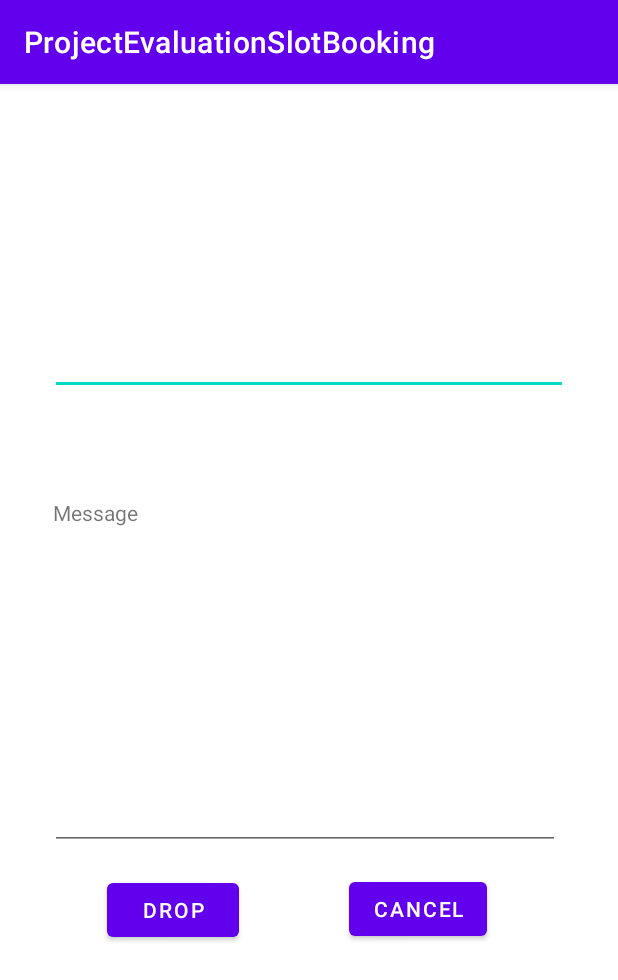
After one commit to razarehan/ProjectEvaluationSlotBooking, an Android app: the MessageComposeActivity screen opened directly, with no data from a screen before it, on a phone screen of 412 x 824 dp. The commit adds this screen. Shown: the top 980 px of the screen. Run offline under Robolectric (Android 15) with nearby library versions, the phone set to English and light mode, and no system bars.

Commit message:
Add msg compose

```diff
--- /dev/null
+++ b/app/src/main/java/com/team9/projectevaluationslotbooking/MessageComposeActivity.java
@@ -0,0 +1,62 @@
+package com.team9.projectevaluationslotbooking;
+
+import androidx.appcompat.app.AppCompatActivity;
+
+import android.content.Intent;
+import android.os.Bundle;
+import android.view.View;
+import android.widget.Button;
+import android.widget.EditText;
+import android.widget.Toast;
+
+public class MessageComposeActivity extends AppCompatActivity {
+
+    Button btnSend, btnCancel;
+    EditText etTO, etMSG;
+    @Override
+    protected void onCreate(Bundle savedInstanceState) {
+        super.onCreate(savedInstanceState);
+        setContentView(R.layout.activity_message_compose);
+
+        DBHandler db = new DBHandler(this);
+        btnSend = (Button)findViewById(R.id.button);
+        btnCancel = (Button)findViewById(R.id.button2);
+        etTO = (EditText)findViewById(R.id.editTextTextEmailAddress2);
+        etMSG = (EditText)findViewById(R.id.editTextTextMultiLine);;
+
+        btnSend.setOnClickListener(new View.OnClickListener() {
+            @Override
+            public void onClick(View v) {
+
+                SessionManagement sessionManagement = new SessionManagement(MessageComposeActivity.this);
+                String sender = sessionManagement.getSession();
+                String receiver = etTO.getText().toString().toLowerCase();
+                String message = etMSG.getText().toString();
+                if(!db.checkUsername(receiver)) {
+                    Toast.makeText(MessageComposeActivity.this, "Invalid email Address", Toast.LENGTH_SHORT).show();
+                    return;
+                }
+                if(receiver.equals("") || message.equals("")) {
+                    Toast.makeText(MessageComposeActivity.this, "Fill all the fields", Toast.LENGTH_SHORT).show();
+                    return;
+                }
+                if(db.sendMessage(sender, receiver, message)) {
+                    Toast.makeText(MessageComposeActivity.this, "Message send successfully", Toast.LENGTH_SHORT).show();
+                    Intent intent = new Intent(getApplicationContext(), MessageActivity.class);
+                    startActivity(intent);
+                }
+                else {
+                    Toast.makeText(MessageComposeActivity.this, "Sending Failed", Toast.LENGTH_SHORT).show();
+                }
+            }
+        });
+
+        btnCancel.setOnClickListener(new View.OnClickListener() {
+            @Override
+            public void onClick(View v) {
+                Intent intent = new Intent(getApplicationContext(), MessageActivity.class);
+                startActivity(intent);
+            }
+        });
+    }
+}
--- a/app/src/main/java/com/team9/projectevaluationslotbooking/RegistrationActivity.java
+++ b/app/src/main/java/com/team9/projectevaluationslotbooking/RegistrationActivity.java
@@ -8,6 +8,7 @@ import android.view.View;
 import android.widget.Button;
 import android.widget.EditText;
 import android.widget.RadioButton;
+import android.widget.Spinner;
 import android.widget.Toast;
 
 public class RegistrationActivity extends AppCompatActivity {
--- /dev/null
+++ b/app/src/main/res/layout/activity_message_compose.xml
@@ -0,0 +1,94 @@
+<?xml version="1.0" encoding="utf-8"?>
+<androidx.constraintlayout.widget.ConstraintLayout xmlns:android="http://schemas.android.com/apk/res/android"
+    xmlns:app="http://schemas.android.com/apk/res-auto"
+    xmlns:tools="http://schemas.android.com/tools"
+    android:layout_width="match_parent"
+    android:layout_height="match_parent"
+    tools:context=".MessageComposeActivity">
+
+    <EditText
+        android:id="@+id/editTextTextEmailAddress2"
+        android:layout_width="345dp"
+        android:layout_height="49dp"
+        android:layout_marginStart="30dp"
+        android:layout_marginLeft="30dp"
+        android:layout_marginTop="200dp"
+        android:layout_marginEnd="30dp"
+        android:layout_marginRight="30dp"
+        android:layout_marginBottom="89dp"
+        android:ems="10"
+        android:inputType="textEmailAddress"
+        app:layout_constraintBottom_toTopOf="@+id/editTextTextMultiLine"
+        app:layout_constraintEnd_toEndOf="parent"
+        app:layout_constraintStart_toStartOf="parent"
+        app:layout_constraintTop_toTopOf="parent" />
+
+    <EditText
+        android:id="@+id/editTextTextMultiLine"
+        android:layout_width="340dp"
+        android:layout_height="214dp"
+        android:layout_marginStart="1dp"
+        android:layout_marginLeft="30dp"
+        android:layout_marginEnd="1dp"
+        android:layout_marginRight="30dp"
+        android:layout_marginBottom="300dp"
+        android:ems="10"
+        android:gravity="start|top"
+        android:inputType="textMultiLine"
+        app:layout_constraintBottom_toBottomOf="parent"
+        app:layout_constraintEnd_toEndOf="parent"
+        app:layout_constraintHorizontal_bias="0.463"
+        app:layout_constraintStart_toStartOf="parent"
+        app:layout_constraintTop_toBottomOf="@+id/editTextTextEmailAddress2" />
+
+    <TextView
+        android:id="@+id/textView3"
+        android:layout_width="wrap_content"
+        android:layout_height="wrap_content"
+        android:layout_marginStart="33dp"
+        android:layout_marginLeft="33dp"
+        android:layout_marginEnd="500dp"
+        android:layout_marginRight="500dp"
+        android:text="To :"
+        app:layout_constraintBottom_toTopOf="@+id/editTextTextEmailAddress2"
+        app:layout_constraintEnd_toEndOf="parent"
+        app:layout_constraintHorizontal_bias="0.0"
+        app:layout_constraintStart_toStartOf="parent"
+        app:layout_constraintTop_toTopOf="parent"
+        app:layout_constraintVertical_bias="1.0" />
+
+    <TextView
+        android:id="@+id/textView4"
+        android:layout_width="wrap_content"
+        android:layout_height="wrap_content"
+        android:layout_marginStart="2dp"
+        android:layout_marginLeft="2dp"
+        android:layout_marginBottom="1dp"
+        android:text="Message"
+        app:layout_constraintBottom_toTopOf="@+id/editTextTextMultiLine"
+        app:layout_constraintStart_toStartOf="@+id/editTextTextMultiLine" />
+
+    <Button
+        android:id="@+id/button"
+        android:layout_width="wrap_content"
+        android:layout_height="wrap_content"
+        android:layout_marginTop="16dp"
+        android:layout_marginEnd="2dp"
+        android:layout_marginRight="2dp"
+        android:text="Drop"
+        app:layout_constraintEnd_toStartOf="@+id/button2"
+        app:layout_constraintStart_toStartOf="parent"
+        app:layout_constraintTop_toBottomOf="@+id/editTextTextMultiLine" />
+
+    <Button
+        android:id="@+id/button2"
+        android:layout_width="wrap_content"
+        android:layout_height="wrap_content"
+        android:layout_marginTop="15dp"
+        android:layout_marginEnd="16dp"
+        android:layout_marginRight="16dp"
+        android:text="Cancel"
+        app:layout_constraintEnd_toEndOf="parent"
+        app:layout_constraintStart_toEndOf="@+id/button"
+        app:layout_constraintTop_toBottomOf="@+id/editTextTextMultiLine" />
+</androidx.constraintlayout.widget.ConstraintLayout>
```
Also changed, not shown: app/src/main/AndroidManifest.xml (+8 -6 lines), app/src/main/java/com/team9/projectevaluationslotbooking/DBHandler.java (+16 -0 lines), app/src/main/java/com/team9/projectevaluationslotbooking/HomeActivity.java (+10 -2 lines), app/src/main/java/com/team9/projectevaluationslotbooking/MessageActivity.java (added, +48 -0 lines), app/src/main/java/com/team9/projectevaluationslotbooking/MessageInboxActivity.java (added, +14 -0 lines), app/src/main/java/com/team9/projectevaluationslotbooking/MessageSentActivity.java (added, +14 -0 lines), app/src/main/res/layout/activity_home.xml (+11 -0 lines), app/src/main/res/layout/activity_message.xml (added, +38 -0 lines), app/src/main/res/layout/activity_message_inbox.xml (added, +9 -0 lines), app/src/main/res/layout/activity_message_sent.xml (added, +9 -0 lines).
